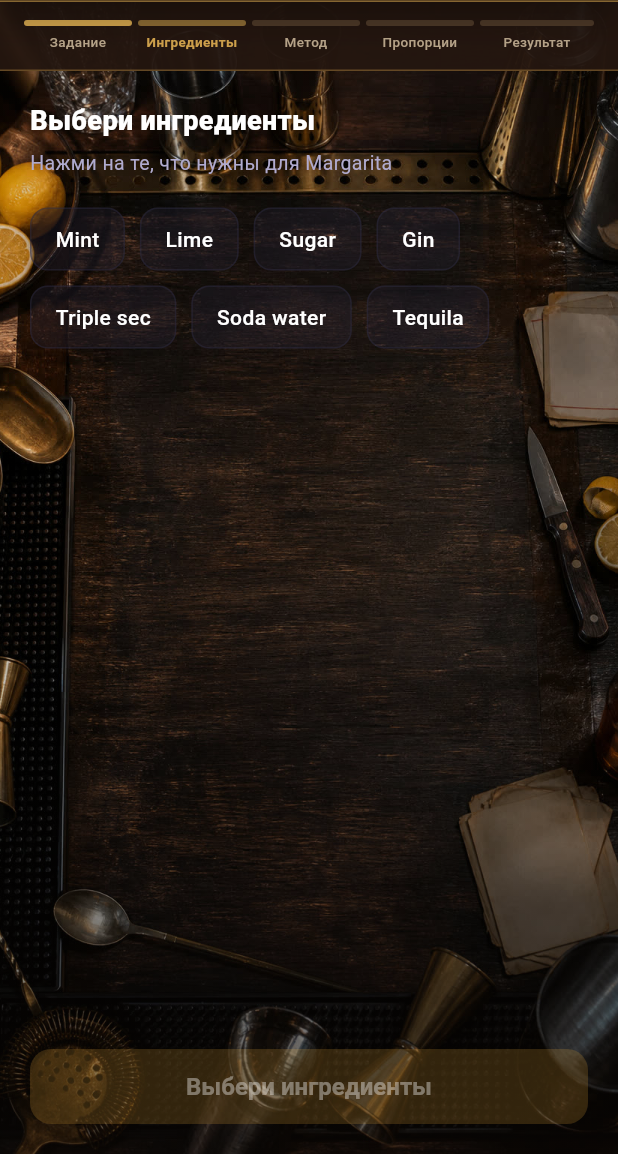
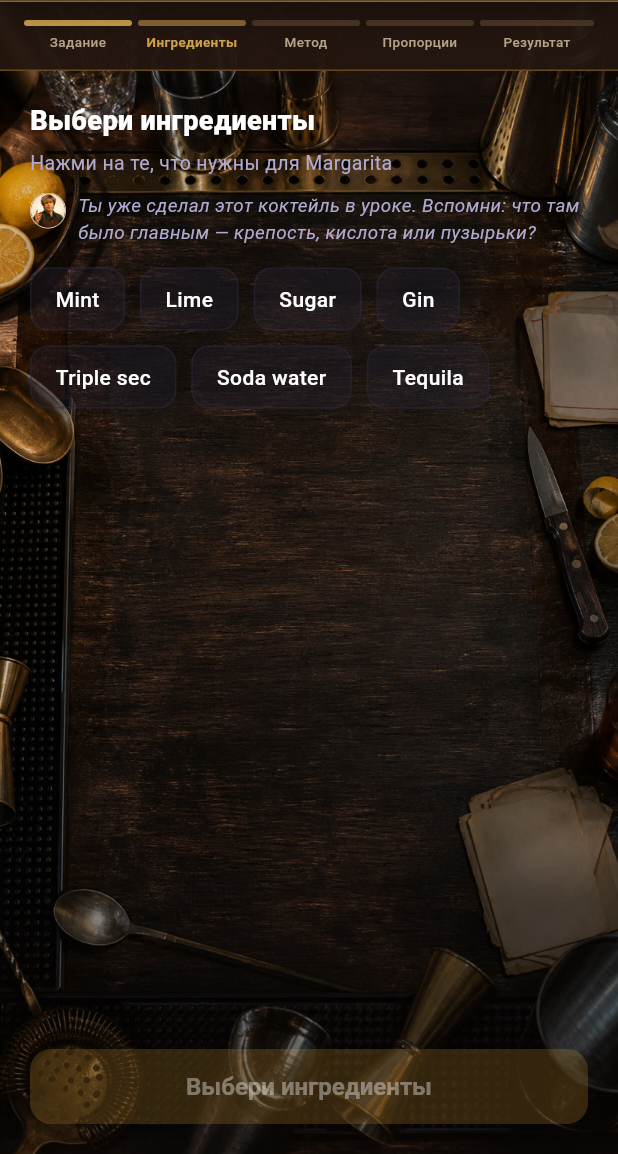
Before and after one commit to shevchenkovania-stack/BarmenJohnSchool, a Flutter app: the PracticeFlowScreen screen opened directly with sample values from the repository, after a tap on "Начать", on a phone screen of 412 x 824 dp, the part 82-1236 px from its top. Run offline on Flutter 3.47's test engine with Material 3 defaults, Android fonts, the phone set to English and light mode, and no system bars; our stand-ins replace cached_network_image, connectivity_plus, dio, flutter_cache_manager, flutter_secure_storage, google_fonts and 9 more; accounts and stored records are empty; network calls fail.

Commit message:
G4: Джон подсказывает по ходу мастерской
- johnPracticeHint(): вопросы на шаге ингредиентов (пусто / мало / много /
  ровно) и правило shake-or-stir на шаге метода. Правильный состав не
  называется — иначе задание превращается в «спиши со стены»
- _JohnWhisper: маленькая реплика напарника под заголовком шага, без рамки
- тест поймал реальную утечку: подсказка «ровно» перечисляла ингредиенты,
  переформулирована; теперь тест запрещает названия ингредиентов в подсказках

Тесты: 70 bartender_school + 9 QA, переполнений нет.

```diff
--- a/lib/features/bartender_school/data/john_reactions.dart
+++ b/lib/features/bartender_school/data/john_reactions.dart
@@ -168,6 +168,47 @@ List<String> _linesFor(JohnMoment moment, JohnContext context) {
   }
 }
 
+/// Момент внутри мастерской, когда Джон вставляет слово.
+enum JohnPracticeMoment {
+  /// Выбор ингредиентов.
+  ingredients,
+
+  /// Выбор метода приготовления.
+  method,
+}
+
+/// Подсказка Джона по ходу практики.
+///
+/// Никогда не называет правильный ответ: задача — направить мысль, а не
+/// сделать задание за ученика. Поэтому здесь только вопросы и принципы.
+String johnPracticeHint(
+  JohnPracticeMoment moment, {
+  int selectedCount = 0,
+  int expectedCount = 0,
+}) {
+  switch (moment) {
+    case JohnPracticeMoment.ingredients:
+      final diff = selectedCount - expectedCount;
+      if (selectedCount == 0) {
+        return 'Ты уже сделал этот коктейль в уроке. Вспомни: что там было '
+            'главным — крепость, кислота или пузырьки?';
+      }
+      if (diff > 0) {
+        return 'У тебя на $diff больше, чем нужно. Спроси себя: это правда '
+            'вкус, или ты просто боишься, что будет пусто?';
+      }
+      if (diff == 0) {
+        return 'Состав собран. Дальше вопрос не «что», а «как»: одни и те же '
+            'ингредиенты в шейкере и в бокале ведут себя по-разному.';
+      }
+      return 'Мало. Мысленно произнеси название и вспомни, чего не хватает: '
+          'кислоты, сладости или газа.';
+    case JohnPracticeMoment.method:
+      return 'Одно правило на всю жизнь: если в составе есть сок или сироп — '
+          'shake. Если только крепкое — stir. Дальше решает лёд.';
+  }
+}
+
 /// Сколько дней прошло с последнего захода.
 ///
 /// Отдельная функция, чтобы правило было одинаковым на главной и в тестах.
--- a/lib/features/bartender_school/presentation/screens/practice_flow_screen.dart
+++ b/lib/features/bartender_school/presentation/screens/practice_flow_screen.dart
@@ -463,7 +463,16 @@ class _IngredientsStep extends StatelessWidget {
             style:
                 const TextStyle(fontSize: 13, color: AppColors.textSecondary),
           ),
-          const SizedBox(height: 20),
+          const SizedBox(height: 10),
+          // Напарник рядом: подсказывает ход мысли, а не правильный ответ.
+          _JohnWhisper(
+            text: johnPracticeHint(
+              JohnPracticeMoment.ingredients,
+              selectedCount: selected.length,
+              expectedCount: challenge.correctIngredients.length,
+            ),
+          ),
+          const SizedBox(height: 14),
 
           Expanded(
             child: Wrap(
@@ -577,7 +586,9 @@ class _MethodStep extends StatelessWidget {
             'Как будешь готовить?',
             style: TextStyle(fontSize: 13, color: AppColors.textSecondary),
           ),
-          const SizedBox(height: 20),
+          const SizedBox(height: 10),
+          _JohnWhisper(text: johnPracticeHint(JohnPracticeMoment.method)),
+          const SizedBox(height: 14),
 
           Expanded(
             child: GridView.count(
@@ -964,6 +975,49 @@ class _AssemblyStep extends StatelessWidget {
   }
 }
 
+// ── Джон рядом ──────────────────────────────────────────────────────────────
+
+/// Короткая реплика Джона на шаге практики.
+///
+/// Не плашка «подсказка», а голос напарника: маленький, без рамки,
+/// чтобы не отвлекать от задания.
+class _JohnWhisper extends StatelessWidget {
+  final String text;
+
+  const _JohnWhisper({required this.text});
+
+  @override
+  Widget build(BuildContext context) {
+    return Row(
+      crossAxisAlignment: CrossAxisAlignment.start,
+      children: [
+        ClipOval(
+          child: Image.asset(
+            'images/barista_john.png',
+            width: 24,
+            height: 24,
+            fit: BoxFit.cover,
+            alignment: Alignment.topCenter,
+            errorBuilder: (_, __, ___) => const SizedBox(width: 24),
+          ),
+        ),
+        const SizedBox(width: 8),
+        Expanded(
+          child: Text(
+            text,
+            style: TextStyle(
+              fontSize: 12.5,
+              height: 1.4,
+              fontStyle: FontStyle.italic,
+              color: AppColors.textSecondary,
+            ),
+          ),
+        ),
+      ],
+    );
+  }
+}
+
 /// Slider with a highlighted target zone.
 class _JiggerSlider extends StatelessWidget {
   final int value;
```
Also changed, not shown: 2 other files.
